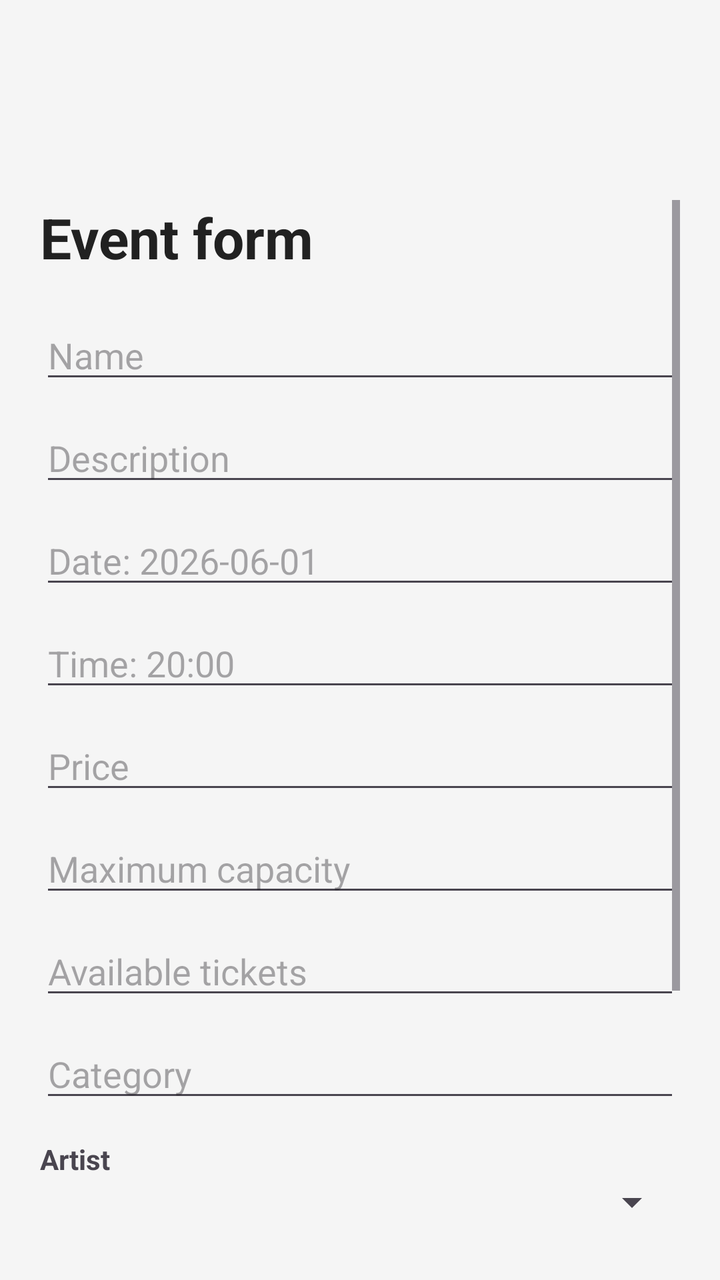
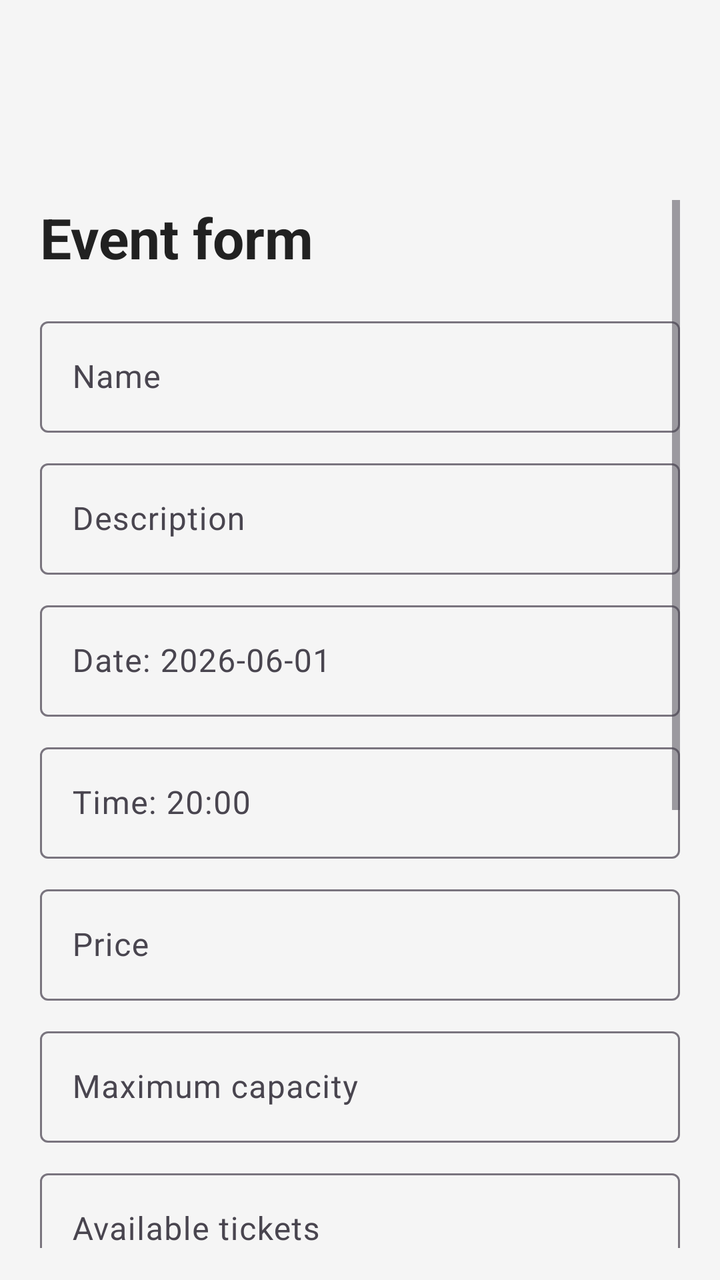

Two renders of the same Android screen: before a commit and after it. Below are the layout's source before the change and the commit's diff.
<!-- AndroidManifest.xml: application theme Theme.AppEventia -->
<!-- res/layout/activity_evento_form.xml -->
<?xml version="1.0" encoding="utf-8"?>
<ScrollView
    xmlns:android="http://schemas.android.com/apk/res/android"
    android:layout_width="match_parent"
    android:layout_height="match_parent"
    android:paddingTop="100dp"
    android:paddingBottom="16dp"
    android:paddingHorizontal="20dp"
    android:background="#F5F5F5">

    <LinearLayout
        android:layout_width="match_parent"
        android:layout_height="wrap_content"
        android:orientation="vertical">

        <TextView
            android:id="@+id/eventoFormTitle"
            android:layout_width="match_parent"
            android:layout_height="wrap_content"
            android:text="@string/event_form_title"
            android:textSize="28sp"
            android:textStyle="bold"
            android:textColor="#212121"
            android:layout_marginBottom="18dp"/>

        <EditText
            android:id="@+id/nombreEventoInput"
            android:layout_width="match_parent"
            android:layout_height="wrap_content"
            android:hint="@string/event_name_hint"
            android:inputType="text"
            android:importantForAutofill="no"
            android:layout_marginBottom="10dp"/>

        <EditText
            android:id="@+id/descripcionEventoInput"
            android:layout_width="match_parent"
            android:layout_height="wrap_content"
            android:hint="@string/event_description_hint"
            android:inputType="textMultiLine"
            android:importantForAutofill="no"
            android:layout_marginBottom="10dp"/>

        <EditText
            android:id="@+id/fechaEventoInput"
            android:layout_width="match_parent"
            android:layout_height="wrap_content"
            android:hint="@string/event_date_hint"
            android:inputType="date"
            android:importantForAutofill="no"
            android:layout_marginBottom="10dp"/>

        <EditText
            android:id="@+id/horaEventoInput"
            android:layout_width="match_parent"
            android:layout_height="wrap_content"
            android:hint="@string/event_time_hint"
            android:inputType="time"
            android:importantForAutofill="no"
            android:layout_marginBottom="10dp"/>

        <EditText
            android:id="@+id/precioEventoInput"
            android:layout_width="match_parent"
            android:layout_height="wrap_content"
            android:hint="@string/event_price_hint"
            android:inputType="numberDecimal"
            android:importantForAutofill="no"
            android:layout_marginBottom="10dp"/>

        <EditText
            android:id="@+id/aforoEventoInput"
            android:layout_width="match_parent"
            android:layout_height="wrap_content"
            android:hint="@string/event_capacity_hint"
            android:inputType="number"
            android:importantForAutofill="no"
            android:layout_marginBottom="10dp"/>

        <EditText
            android:id="@+id/entradasEventoInput"
            android:layout_width="match_parent"
            android:layout_height="wrap_content"
            android:layout_marginBottom="10dp"
            android:hint="@string/event_available_tickets_hint"
            android:importantForAutofill="no"
            android:inputType="number" />

        <EditText
            android:id="@+id/categoriaEventoInput"
            android:layout_width="match_parent"
            android:layout_height="wrap_content"
            android:hint="@string/event_category_hint"
            android:inputType="text"
            android:importantForAutofill="no"
            android:layout_marginBottom="14dp"/>

        <TextView
            android:layout_width="match_parent"
            android:layout_height="wrap_content"
            android:text="@string/artist_label"
            android:textStyle="bold"/>

        <Spinner
            android:id="@+id/artistaSpinner"
            android:layout_width="match_parent"
            android:layout_height="wrap_content"
            android:layout_marginBottom="14dp"/>

        <TextView
            android:layout_width="match_parent"
            android:layout_height="wrap_content"
            android:text="@string/venue_label"
            android:textStyle="bold"/>

        <Spinner
            android:id="@+id/recintoSpinner"
            android:layout_width="match_parent"
            android:layout_height="wrap_content"
            android:layout_marginBottom="14dp"/>

        <CheckBox
            android:id="@+id/presencialCheckBox"
            android:layout_width="110dp"
            android:layout_height="wrap_content"
            android:checked="true"
            android:text="@string/event_in_person" />

        <CheckBox
            android:id="@+id/canceladoCheckBox"
            android:layout_width="110dp"
            android:layout_height="wrap_content"
            android:layout_marginBottom="20dp"
            android:text="@string/event_cancelled" />

        <Button
            android:id="@+id/saveEventoButton"
            android:layout_width="match_parent"
            android:layout_height="wrap_content"
            android:text="@string/save_event"/>

    </LinearLayout>
</ScrollView>
<!-- resources referenced by this layout -->
<resources>
  <string name="artist_label">Artist</string>
  <string name="event_available_tickets_hint">Available tickets</string>
  <string name="event_cancelled">Cancelled</string>
  <string name="event_capacity_hint">Maximum capacity</string>
  <string name="event_category_hint">Category</string>
  <string name="event_date_hint">Date: 2026-06-01</string>
  <string name="event_description_hint">Description</string>
  <string name="event_form_title">Event form</string>
  <string name="event_in_person">In person</string>
  <string name="event_name_hint">Name</string>
  <string name="event_price_hint">Price</string>
  <string name="event_time_hint">Time: 20:00</string>
  <string name="save_event">Save event</string>
  <string name="venue_label">Venue</string>
  <style name="Theme.AppEventia" parent="Base.Theme.AppEventia" />
  <style name="Base.Theme.AppEventia" parent="Theme.Material3.DayNight">
          
          
      </style>
</resources>

<!-- the commit's change to res/layout/activity_evento_form.xml (unified diff, before → after) -->
@@ -1,6 +1,7 @@
 <?xml version="1.0" encoding="utf-8"?>
 <ScrollView
     xmlns:android="http://schemas.android.com/apk/res/android"
+    xmlns:app="http://schemas.android.com/apk/res-auto"
     android:layout_width="match_parent"
     android:layout_height="match_parent"
     android:paddingTop="100dp"
@@ -23,121 +24,178 @@
             android:textColor="#212121"
             android:layout_marginBottom="18dp"/>
 
-        <EditText
-            android:id="@+id/nombreEventoInput"
-            android:layout_width="match_parent"
-            android:layout_height="wrap_content"
+        <com.google.android.material.textfield.TextInputLayout
+            android:layout_width="match_parent"
+            android:layout_height="wrap_content"
+            android:layout_marginBottom="10dp"
             android:hint="@string/event_name_hint"
-            android:inputType="text"
-            android:importantForAutofill="no"
-            android:layout_marginBottom="10dp"/>
-
-        <EditText
-            android:id="@+id/descripcionEventoInput"
-            android:layout_width="match_parent"
-            android:layout_height="wrap_content"
+            app:boxBackgroundMode="outline">
+
+            <com.google.android.material.textfield.TextInputEditText
+                android:id="@+id/nombreEventoInput"
+                android:layout_width="match_parent"
+                android:layout_height="wrap_content"
+                android:inputType="text"/>
+
+        </com.google.android.material.textfield.TextInputLayout>
+
+        <com.google.android.material.textfield.TextInputLayout
+            android:layout_width="match_parent"
+            android:layout_height="wrap_content"
+            android:layout_marginBottom="10dp"
             android:hint="@string/event_description_hint"
-            android:inputType="textMultiLine"
-            android:importantForAutofill="no"
-            android:layout_marginBottom="10dp"/>
-
-        <EditText
-            android:id="@+id/fechaEventoInput"
-            android:layout_width="match_parent"
-            android:layout_height="wrap_content"
+            app:boxBackgroundMode="outline">
+
+            <com.google.android.material.textfield.TextInputEditText
+                android:id="@+id/descripcionEventoInput"
+                android:layout_width="match_parent"
+                android:layout_height="wrap_content"
+                android:inputType="textMultiLine"/>
+
+        </com.google.android.material.textfield.TextInputLayout>
+
+        <com.google.android.material.textfield.TextInputLayout
+            android:layout_width="match_parent"
+            android:layout_height="wrap_content"
+            android:layout_marginBottom="10dp"
             android:hint="@string/event_date_hint"
-            android:inputType="date"
-            android:importantForAutofill="no"
-            android:layout_marginBottom="10dp"/>
-
-        <EditText
-            android:id="@+id/horaEventoInput"
-            android:layout_width="match_parent"
-            android:layout_height="wrap_content"
+            app:boxBackgroundMode="outline">
+
+            <com.google.android.material.textfield.TextInputEditText
+                android:id="@+id/fechaEventoInput"
+                android:layout_width="match_parent"
+                android:layout_height="wrap_content"
+                android:inputType="date"/>
+
+        </com.google.android.material.textfield.TextInputLayout>
+
+        <com.google.android.material.textfield.TextInputLayout
+            android:layout_width="match_parent"
+            android:layout_height="wrap_content"
+            android:layout_marginBottom="10dp"
             android:hint="@string/event_time_hint"
-            android:inputType="time"
-            android:importantForAutofill="no"
-            android:layout_marginBottom="10dp"/>
-
-        <EditText
-            android:id="@+id/precioEventoInput"
-            android:layout_width="match_parent"
-            android:layout_height="wrap_content"
+            app:boxBackgroundMode="outline">
+
+            <com.google.android.material.textfield.TextInputEditText
+                android:id="@+id/horaEventoInput"
+                android:layout_width="match_parent"
+                android:layout_height="wrap_content"
+                android:inputType="time"/>
+
+        </com.google.android.material.textfield.TextInputLayout>
+
+        <com.google.android.material.textfield.TextInputLayout
+            android:layout_width="match_parent"
+            android:layout_height="wrap_content"
+            android:layout_marginBottom="10dp"
             android:hint="@string/event_price_hint"
-            android:inputType="numberDecimal"
-            android:importantForAutofill="no"
-            android:layout_marginBottom="10dp"/>
-
-        <EditText
-            android:id="@+id/aforoEventoInput"
-            android:layout_width="match_parent"
-            android:layout_height="wrap_content"
+            app:boxBackgroundMode="outline">
+
+            <com.google.android.material.textfield.TextInputEditText
+                android:id="@+id/precioEventoInput"
+                android:layout_width="match_parent"
+                android:layout_height="wrap_content"
+                android:inputType="numberDecimal"/>
+
+        </com.google.android.material.textfield.TextInputLayout>
+
+        <com.google.android.material.textfield.TextInputLayout
+            android:layout_width="match_parent"
+            android:layout_height="wrap_content"
+            android:layout_marginBottom="10dp"
             android:hint="@string/event_capacity_hint"
-            android:inputType="number"
-            android:importantForAutofill="no"
-            android:layout_marginBottom="10dp"/>
-
-        <EditText
-            android:id="@+id/entradasEventoInput"
+            app:boxBackgroundMode="outline">
+
+            <com.google.android.material.textfield.TextInputEditText
+                android:id="@+id/aforoEventoInput"
+                android:layout_width="match_parent"
+                android:layout_height="wrap_content"
+                android:inputType="number"/>
+
+        </com.google.android.material.textfield.TextInputLayout>
+
+        <com.google.android.material.textfield.TextInputLayout
             android:layout_width="match_parent"
             android:layout_height="wrap_content"
             android:layout_marginBottom="10dp"
             android:hint="@string/event_available_tickets_hint"
-            android:importantForAutofill="no"
-            android:inputType="number" />
-
-        <EditText
-            android:id="@+id/categoriaEventoInput"
-            android:layout_width="match_parent"
-            android:layout_height="wrap_content"
+            app:boxBackgroundMode="outline">
+
+            <com.google.android.material.textfield.TextInputEditText
+                android:id="@+id/entradasEventoInput"
+                android:layout_width="match_parent"
+                android:layout_height="wrap_content"
+                android:inputType="number"/>
+
+        </com.google.android.material.textfield.TextInputLayout>
+
+        <com.google.android.material.textfield.TextInputLayout
+            android:layout_width="match_parent"
+            android:layout_height="wrap_content"
+            android:layout_marginBottom="14dp"
             android:hint="@string/event_category_hint"
-            android:inputType="text"
-            android:importantForAutofill="no"
-            android:layout_marginBottom="14dp"/>
+            app:boxBackgroundMode="outline">
+
+            <com.google.android.material.textfield.TextInputEditText
+                android:id="@+id/categoriaEventoInput"
+                android:layout_width="match_parent"
+                android:layout_height="wrap_content"
+                android:inputType="text"/>
+
+        </com.google.android.material.textfield.TextInputLayout>
 
         <TextView
             android:layout_width="match_parent"
             android:layout_height="wrap_content"
             android:text="@string/artist_label"
-            android:textStyle="bold"/>
+            android:textStyle="bold"
+            android:textColor="#212121"
+            android:layout_marginBottom="6dp"/>
 
         <Spinner
             android:id="@+id/artistaSpinner"
             android:layout_width="match_parent"
-            android:layout_height="wrap_content"
-            android:layout_marginBottom="14dp"/>
+            android:layout_height="56dp"
+            android:layout_marginBottom="16dp"
+            android:background="#FFFFFF"/>
 
         <TextView
             android:layout_width="match_parent"
             android:layout_height="wrap_content"
             android:text="@string/venue_label"
-            android:textStyle="bold"/>
+            android:textStyle="bold"
+            android:textColor="#212121"
+            android:layout_marginBottom="6dp"/>
 
         <Spinner
             android:id="@+id/recintoSpinner"
             android:layout_width="match_parent"
-            android:layout_height="wrap_content"
-            android:layout_marginBottom="14dp"/>
+            android:layout_height="56dp"
+            android:layout_marginBottom="16dp"
+            android:background="#FFFFFF"/>
 
         <CheckBox
             android:id="@+id/presencialCheckBox"
-            android:layout_width="110dp"
+            android:layout_width="wrap_content"
             android:layout_height="wrap_content"
             android:checked="true"
-            android:text="@string/event_in_person" />
+            android:text="@string/event_in_person"
+            android:layout_marginBottom="6dp"/>
 
         <CheckBox
             android:id="@+id/canceladoCheckBox"
-            android:layout_width="110dp"
-            android:layout_height="wrap_content"
-            android:layout_marginBottom="20dp"
-            android:text="@string/event_cancelled" />
-
-        <Button
+            android:layout_width="wrap_content"
+            android:layout_height="wrap_content"
+            android:text="@string/event_cancelled"
+            android:layout_marginBottom="20dp"/>
+
+        <com.google.android.material.button.MaterialButton
             android:id="@+id/saveEventoButton"
             android:layout_width="match_parent"
-            android:layout_height="wrap_content"
-            android:text="@string/save_event"/>
+            android:layout_height="56dp"
+            android:text="@string/save_event"
+            app:cornerRadius="18dp"/>
 
     </LinearLayout>
+
 </ScrollView>
